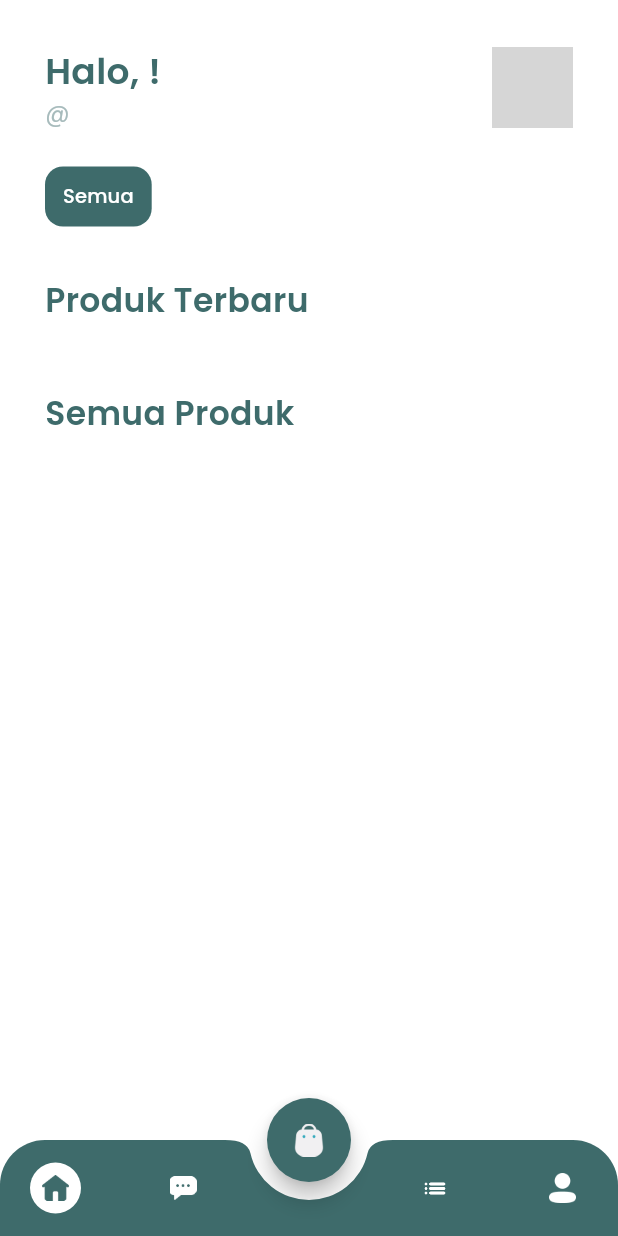
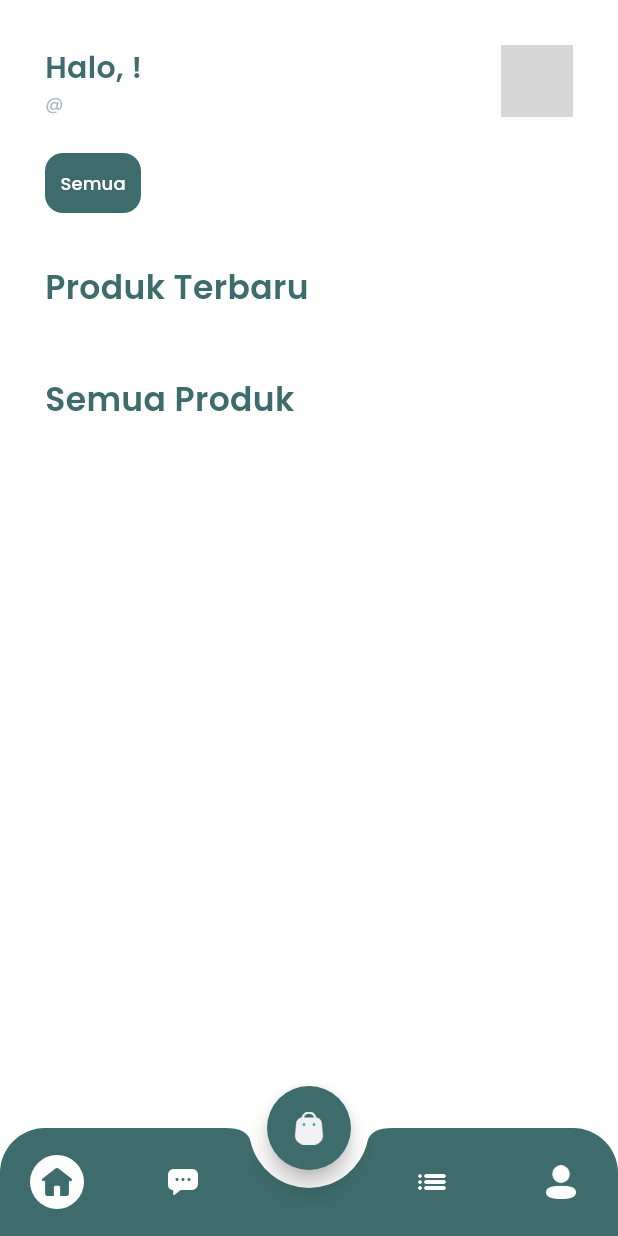
Before and after one commit to freack21/toko-winda-tenun-frontend, a Flutter app: the MainPage screen opened directly, on a phone screen of 412 x 824 dp. Run offline on Flutter 3.47's test engine with Material 3 defaults, Android fonts, the phone set to English and light mode, and no system bars; our stand-ins replace cached_network_image, cloud_firestore, dio, firebase_core, flutter_dotenv, fluttertoast and 5 more; accounts and stored records are empty; network calls fail; grey boxes are pictures that could not be loaded.

Commit message:
update: UI in home and chat

```diff
--- a/lib/components/form_component.dart
+++ b/lib/components/form_component.dart
@@ -1,6 +1,7 @@
 import 'package:flutter/material.dart';
 import 'package:frontend/theme.dart';
 
+// ignore: camel_case_types
 class inputField extends StatelessWidget {
   final String label;
   final String placeholder;
--- a/lib/pages/checkout_page.dart
+++ b/lib/pages/checkout_page.dart
@@ -366,6 +366,7 @@ class _CheckoutPageState extends State<CheckoutPage>
                           onTap: () {
                             Clipboard.setData(ClipboardData(text: norek)).then(
                               (_) {
+                                if (!context.mounted) return;
                                 ScaffoldMessenger.of(context).showSnackBar(
                                   SnackBar(
                                     backgroundColor: primaryColor,
--- a/lib/pages/home/main_page.dart
+++ b/lib/pages/home/main_page.dart
@@ -56,7 +56,7 @@ class _MainPageState extends State<MainPage> {
     Widget bottomNavItem(
       String icon,
       int index, {
-      double width = 18,
+      double width = 20,
       IconData? icons,
     }) {
       return GestureDetector(
@@ -75,7 +75,7 @@ class _MainPageState extends State<MainPage> {
             child: icons != null
                 ? Icon(
                     icons,
-                    size: width,
+                    size: width + 4,
                     color: pageProvider.currentIndex == index
                         ? primaryColor
                         : const Color(0xffffffff),
@@ -99,7 +99,7 @@ class _MainPageState extends State<MainPage> {
           padding: EdgeInsets.zero,
           shape: const CircularNotchedRectangle(),
           notchMargin: 12,
-          height: 64,
+          height: 72,
           clipBehavior: Clip.antiAlias,
           color: transparentColor,
           child: Container(
@@ -131,6 +131,7 @@ class _MainPageState extends State<MainPage> {
 
     return PopScope(
       canPop: false,
+      // ignore: deprecated_member_use
       onPopInvoked: (didPop) async {
         if (didPop) {
           return;
@@ -144,7 +145,7 @@ class _MainPageState extends State<MainPage> {
             toastLength: Toast.LENGTH_SHORT,
             gravity: ToastGravity.BOTTOM,
             backgroundColor: backgroundColor2,
-            textColor: primaryColor,
+            textColor: blackColor,
           );
         } else {
           SystemChannels.platform.invokeMethod('SystemNavigator.pop');
@@ -157,7 +158,7 @@ class _MainPageState extends State<MainPage> {
         bottomNavigationBar: customBottomNav(),
         extendBody: true,
         body: PageTransitionSwitcher(
-          duration: const Duration(milliseconds: 500),
+          duration: const Duration(milliseconds: 200),
           transitionBuilder: (child, animation, secondaryAnimation) {
             const begin = Offset(1.0, 0.0);
             const end = Offset.zero;
--- a/lib/pages/menus/home_page.dart
+++ b/lib/pages/menus/home_page.dart
@@ -96,25 +96,26 @@ class _HomePageState extends State<HomePage> {
                   Text(
                     "Halo, ${user.name.split(" ")[0]}!",
                     style: primaryTextStyle.copyWith(
-                        fontSize: 24, fontWeight: semiBold),
+                        fontSize: 20, fontWeight: semiBold),
                   ),
                   Text(
                     "@${user.username}",
-                    style: subtitleTextStyle.copyWith(fontSize: 16),
+                    style: subtitleTextStyle.copyWith(fontSize: 12),
                   )
                 ],
               ),
             ),
             Container(
-              width: 54,
-              height: 54,
+              width: 48,
+              height: 48,
               decoration: BoxDecoration(
                 shape: BoxShape.circle,
                 image: DecorationImage(
                   image: cachedNetworkImageProvider(
                     user.avatar,
                   ),
-                  )),
+                ),
+              ),
             )
           ],
         ),
@@ -142,15 +143,24 @@ class _HomePageState extends State<HomePage> {
                   borderRadius: BorderRadius.circular(12),
                   side: pageProvider.currentCategoryIndex == index
                       ? BorderSide.none
-                          : BorderSide(color: secondaryTextColor)),
-                  padding:
-                      const EdgeInsets.symmetric(vertical: 10, horizontal: 12)),
+                      : BorderSide(color: secondaryTextColor),
+                ),
+                padding: const EdgeInsets.symmetric(
+                  vertical: 4,
+                  horizontal: 8,
+                ),
+              ),
               child: Text(
                 title,
                 style: (pageProvider.currentCategoryIndex == index
-                    ? whiteTextStyle.copyWith(fontWeight: medium, fontSize: 13)
+                    ? whiteTextStyle.copyWith(
+                        fontWeight: medium,
+                        fontSize: 12,
+                      )
                     : secondaryTextStyle.copyWith(
-                        fontWeight: light, fontSize: 13)),
+                        fontWeight: light,
+                        fontSize: 12,
+                      )),
               ),
             ),
             const SizedBox(
--- a/lib/pages/result_checkout_page.dart
+++ b/lib/pages/result_checkout_page.dart
@@ -122,6 +122,7 @@ class ResultCheckoutPage extends StatelessWidget {
 
     return PopScope(
       canPop: false,
+      // ignore: deprecated_member_use
       onPopInvoked: (didPop) {
         Provider.of<PageProvider>(context, listen: false).currentIndex = 0;
         Navigator.pushNamed(context, '/home');
--- a/lib/providers/auth_provider.dart
+++ b/lib/providers/auth_provider.dart
@@ -1,7 +1,6 @@
 import 'dart:convert';
 
 import 'package:flutter/foundation.dart';
-import 'package:flutter/material.dart';
 import 'package:frontend/models/user_model.dart';
 import 'package:frontend/services/auth_service.dart';
 import 'package:shared_preferences/shared_preferences.dart';
--- a/lib/providers/order_provider.dart
+++ b/lib/providers/order_provider.dart
@@ -1,5 +1,4 @@
 import 'package:flutter/foundation.dart';
-import 'package:flutter/material.dart';
 import 'package:frontend/models/order_model.dart';
 import 'package:frontend/services/transaction_service.dart';
 import 'package:shared_preferences/shared_preferences.dart';
--- a/lib/providers/transaction_provider.dart
+++ b/lib/providers/transaction_provider.dart
@@ -1,5 +1,4 @@
 import 'package:flutter/foundation.dart';
-import 'package:flutter/material.dart';
 import 'package:frontend/models/cart_model.dart';
 import 'package:frontend/services/transaction_service.dart';
 
```
Also changed, not shown: lib/components/card_component.dart (+13 -8 lines), lib/components/chat_bubble.dart (+25 -10 lines), lib/main.dart (+7 -7 lines), lib/pages/detail_chat_page.dart (+24 -7 lines), pubspec.yaml (+63 -63 lines), assets/img_broken.png (added), pubspec.lock, 1 other file. Lines whose indentation alone changed are shown as unchanged.
